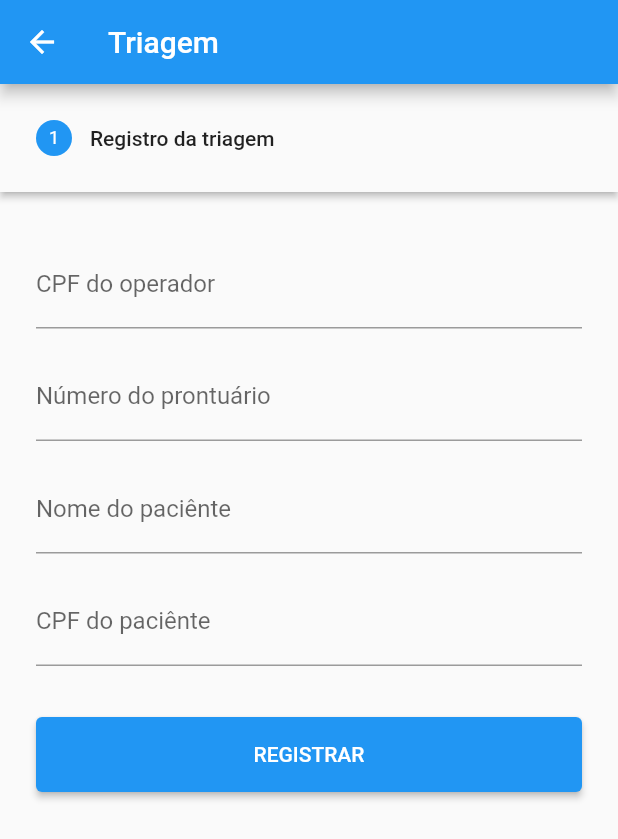
After one commit to ceduardolima/proodonto, a Flutter app: the TriageHome screen opened directly, on a phone screen of 412 x 824 dp. The commit adds this screen. Shown: the top 839 px of the screen. Run offline on Flutter 3.47's test engine with Material 2 defaults, Android fonts, the phone set to English and light mode, and no system bars; drawn by our look-alikes of flutter_form_builder; our stand-ins replace floor, flutter_expandable_fab, form_builder_validators, sqflite; accounts and stored records are empty; generated files the repository leaves out were written again.

Commit message:
Criando layout das informações básicas da triagem

```diff
--- a/proodonto/lib/app/pages/home/home.dart
+++ b/proodonto/lib/app/pages/home/home.dart
@@ -8,6 +8,7 @@ import 'package:proodonto/app/pages/exam/register_exam.dart';
 import 'package:proodonto/app/pages/home/patient_item_list.dart';
 import 'package:proodonto/app/pages/patient/register_records.dart';
 import 'package:proodonto/app/pages/triage/register_triage.dart';
+import 'package:proodonto/app/pages/triage/triage_home.dart';
 import 'package:proodonto/app/shared/default_size.dart';
 import 'dart:math' as math;
 
@@ -28,7 +29,7 @@ class HomePage extends StatelessWidget {
     Navigator.push(
         context,
         MaterialPageRoute(
-            builder: (context) => RegisterTriageHome(database: database)));
+            builder: (context) => const TriageHome()));
   }
 
   void _changeToExamHomePage(BuildContext context) {
--- /dev/null
+++ b/proodonto/lib/app/pages/triage/register_triage_basic_info.dart
@@ -0,0 +1,36 @@
+import 'package:flutter/material.dart';
+import 'package:flutter_form_builder/flutter_form_builder.dart';
+import 'package:proodonto/app/shared/default_form_field.dart';
+
+class TriageBasicInfoForm extends StatelessWidget {
+  TriageBasicInfoForm({Key? key}) : super(key: key);
+  final formKey = GlobalKey<FormBuilderState>();
+
+  @override
+  Widget build(BuildContext context) {
+    return FormBuilder(
+      key: key,
+      child: Column(
+        children: [
+          DefaultFormField(
+            name: "operatorName",
+            label: "CPF do operador",
+          ),
+          DefaultFormField(
+            name: "recordNumber",
+            label: "Número do prontuário",
+            inputType: TextInputType.number,
+          ),
+          DefaultFormField(
+            name: "patientName",
+            label: "Nome do paciênte",
+          ),
+          DefaultFormField(
+            name: "patientCPF",
+            label: "CPF do paciênte",
+          ),
+        ],
+      ),
+    );
+  }
+}
--- /dev/null
+++ b/proodonto/lib/app/pages/triage/triage_home.dart
@@ -0,0 +1,71 @@
+import 'package:flutter/material.dart';
+import 'package:proodonto/app/pages/triage/register_triage_basic_info.dart';
+import 'package:proodonto/app/widget/buttons.dart';
+
+class TriageHome extends StatefulWidget {
+  const TriageHome({Key? key}) : super(key: key);
+
+  @override
+  State<TriageHome> createState() => _TriageHomeState();
+}
+
+class _TriageHomeState extends State<TriageHome> {
+  int _currentStep = 0;
+  late int _max;
+
+  List<Step> _getSteps() => [
+      Step(
+        title: const Text("Registro da triagem",),
+        content: TriageBasicInfoForm(),
+        state: _currentStep > 0 ? StepState.complete : StepState.indexed,
+        isActive: _currentStep >= 0
+      ),
+    ];
+
+  @override
+  Widget build(BuildContext context) {
+    return Scaffold(
+      appBar: AppBar(
+        title: const Text("Triagem"),
+      ),
+      body: Stepper(
+        type: StepperType.horizontal,
+        steps: _getSteps(),
+        currentStep: _currentStep,
+        onStepContinue: () => setState(() => _currentStep =
+        (_currentStep >= _max) ? _currentStep : _currentStep + 1),
+        onStepCancel: () => setState(() => _currentStep =
+        (_currentStep == 0) ? _currentStep : _currentStep - 1),
+        onStepTapped: (step) => setState(() => _currentStep = step),
+        controlsBuilder: (context, details) {
+          bool isLastStep = _currentStep == _getSteps().length - 1;
+          bool isFirstStep = _currentStep == 0;
+
+          return Container(
+            margin: const EdgeInsets.only(top: 10),
+            child: Row(
+              mainAxisAlignment: MainAxisAlignment.spaceEvenly,
+              children: [
+                Expanded(
+                  child: DefaultButton(
+                    onPressed: () {
+                    },
+                    text: isLastStep ? "REGISTRAR" : "PRÓXIMO",
+                  ),
+                ),
+                if (!isFirstStep) const SizedBox(width: 10,),
+                if (!isFirstStep)
+                  Expanded(
+                    child: DefaultButton(
+                      onPressed: () => details.onStepCancel!(),
+                      text: "VOLTAR",
+                    ),
+                  ),
+              ],
+            ),
+          );
+        },
+      ),
+    );
+  }
+}
```
